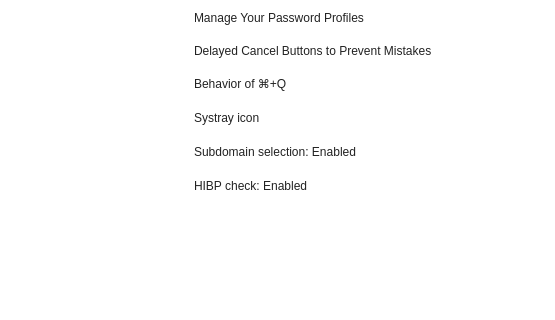
This is src/MainWindow.ui in mooltipass/moolticute as Qt 5 draws it before an edit; both pictures show x 0 to 555 and y 312 to 632 of the 988 by 632 pixel window. The edited form follows.
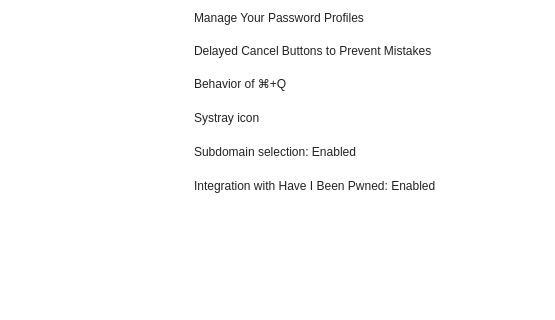
This is the edited form. Icons and pictures are not drawn. Custom widgets are drawn as their Qt base class.

Patch:
```diff
--- a/src/MainWindow.ui
+++ b/src/MainWindow.ui
@@ -3033,7 +3033,7 @@
               <item>
                <widget class="QLabel" name="labelHIBPCheck">
                 <property name="text">
-                 <string>HIBP check: Enabled</string>
+                 <string>Integration with Have I Been Pwned: Enabled</string>
                 </property>
                </widget>
               </item>
```
